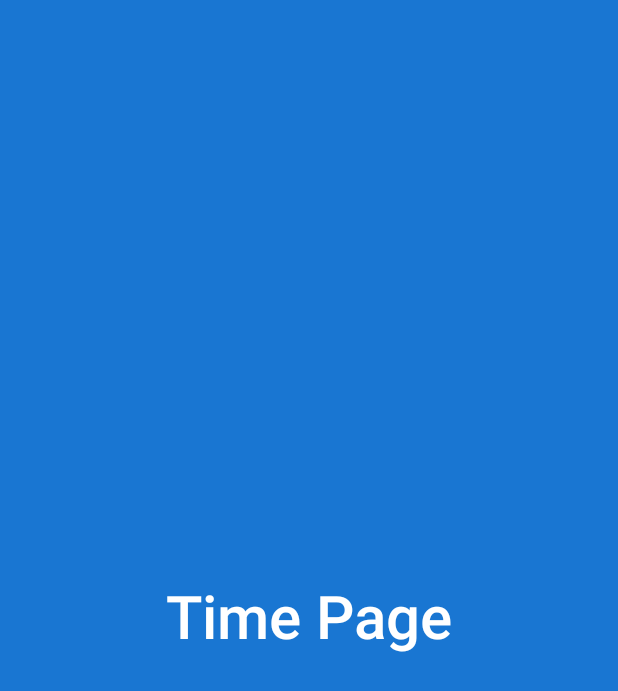
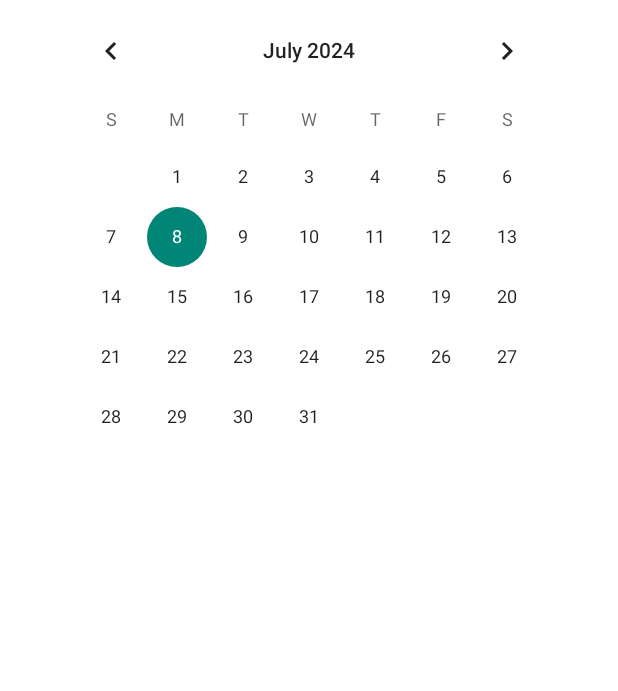
Before and after one commit to vivalavida624/ShiftApp, an Android app built with Jetpack Compose: the @Preview function EmployeeTimePage, on a phone screen of 412 x 824 dp. Shown: the top 691 px of the screen. Run offline under Robolectric (Android 15) with nearby library versions, the phone set to English and light mode, and no system bars.

```diff
--- a/app/build.gradle.kts
+++ b/app/build.gradle.kts
@@ -50,6 +50,7 @@ android {
     }
 }
 
+
 dependencies {
     implementation(libs.androidx.core.ktx)
     implementation(libs.androidx.lifecycle.runtime.ktx)
@@ -68,6 +69,11 @@ dependencies {
     implementation(libs.coil.compose)
     implementation(libs.firebase.appcheck)
     implementation(libs.firebase.appcheck.debug)
+    implementation(libs.places)
+    implementation(libs.androidx.core.i18n)
+    implementation (libs.kotlin.stdlib.jdk8)
+    implementation (libs.androidx.appcompat)
+    implementation (libs.androidx.appcompat.resources)
     testImplementation(libs.junit)
     androidTestImplementation(libs.androidx.junit)
     androidTestImplementation(libs.androidx.espresso.core)
--- a/app/src/main/java/com/map08/shiftapp/pages/EmployeeTimePage.kt
+++ b/app/src/main/java/com/map08/shiftapp/pages/EmployeeTimePage.kt
@@ -1,30 +1,35 @@
 package com.map08.shiftapp.pages
 
-import androidx.compose.foundation.background
+import android.widget.CalendarView
 import androidx.compose.foundation.layout.Arrangement
 import androidx.compose.foundation.layout.Column
 import androidx.compose.foundation.layout.fillMaxSize
 import androidx.compose.material3.Text
 import androidx.compose.runtime.Composable
+import androidx.compose.runtime.getValue
+import androidx.compose.runtime.mutableStateOf
+import androidx.compose.runtime.remember
+import androidx.compose.runtime.setValue
 import androidx.compose.ui.Alignment
 import androidx.compose.ui.Modifier
-import androidx.compose.ui.graphics.Color
-import androidx.compose.ui.text.font.FontWeight
-import androidx.compose.ui.unit.sp
+import androidx.compose.ui.tooling.preview.Preview
+import androidx.compose.ui.viewinterop.AndroidView
 
+@Preview()
 @Composable
 fun EmployeeTimePage() {
+    var date by remember { mutableStateOf("") }
+
     Column(
-        modifier = Modifier.fillMaxSize().background(Color(0XFF1976D2)),
-        verticalArrangement = Arrangement.Center,
-        horizontalAlignment = Alignment.CenterHorizontally
+        verticalArrangement = Arrangement.Top,
+        horizontalAlignment = Alignment.CenterHorizontally,
+        modifier = Modifier.fillMaxSize()
     ) {
-        Text(
-            text = "Time Page",
-            fontSize = 40.sp,
-            fontWeight = FontWeight.SemiBold,
-            color = Color.White
-        )
-
+        AndroidView(factory = { CalendarView(it) }, update = {
+            it.setOnDateChangeListener { canlendarView, year, month, day ->
+                date = "$day - ${month +1} - $year"
+            }
+        })
+        Text(text = date)
     }
 }
```
Also changed, not shown: gradle/libs.versions.toml (+10 -0 lines).
